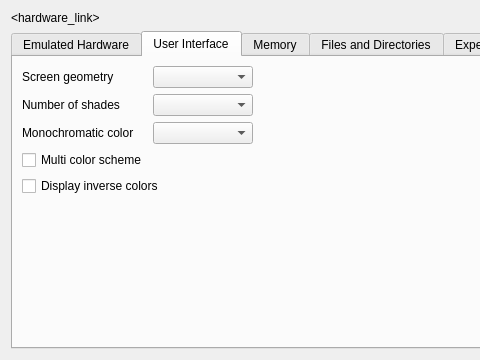
Qt form src/fsetup.ui (aladur/flexemu) before a commit; both pictures show x 0 to 480 and y 0 to 360 of the 730 by 360 pixel window.
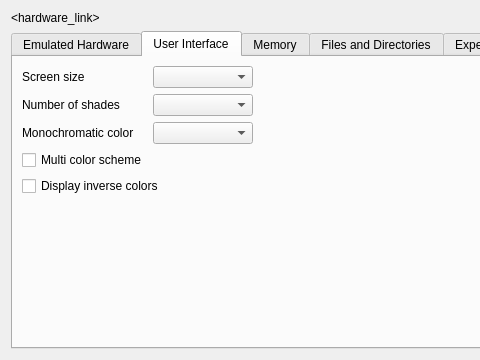
The same form after that commit. The open tabs and pages were chosen to show the change. Icons and pictures are not drawn.

Commit message:
flexemu: Always use same screen size combobox and icon.
- Screen size can be changed in the menu bar or preferences dialog.
- Also in the preferences dialog now the same icons and strings are used.

The edit to the form file:
```diff
--- a/src/fsetup.ui
+++ b/src/fsetup.ui
@@ -252,7 +252,7 @@
          <item row="0" column="0">
           <widget class="QLabel" name="l_geometry">
            <property name="text">
-            <string>Screen geometry</string>
+            <string>Screen size</string>
            </property>
            <property name="buddy">
             <cstring>cb_geometry</cstring>
```
Left out of the diff: 6 changed lines with no effect on the pictures. The commit also changes 1 other file.
